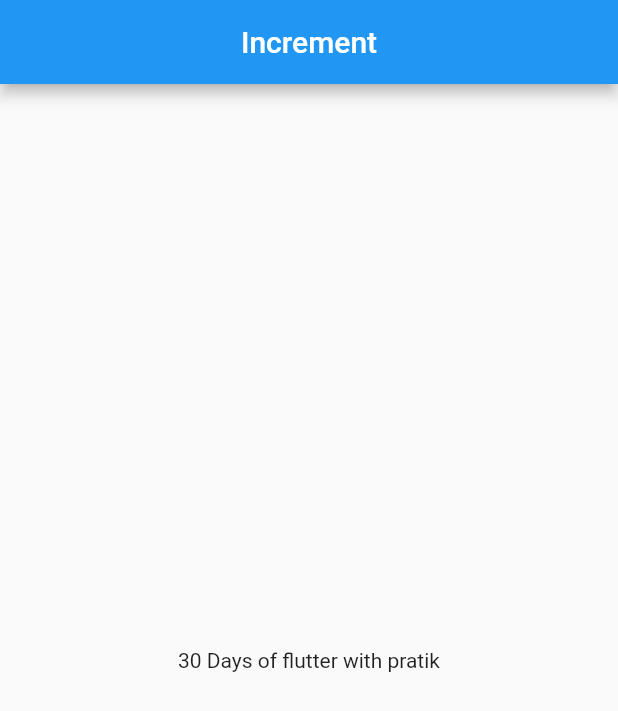
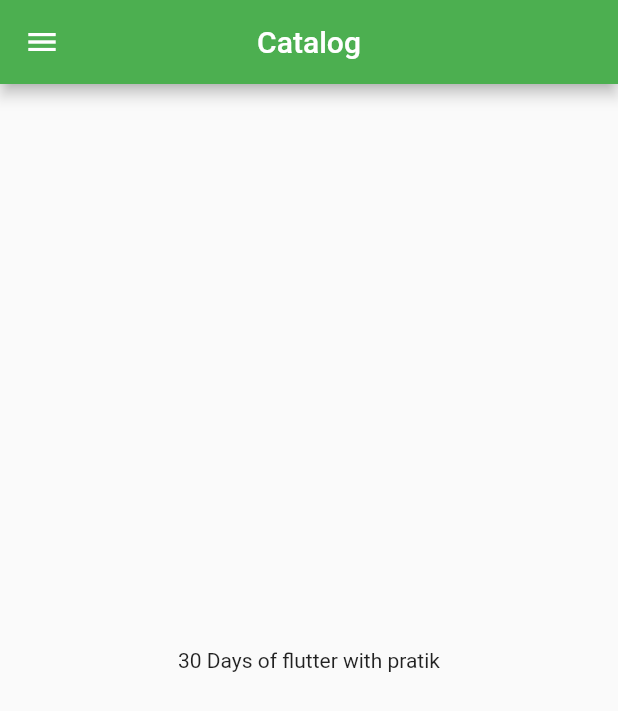
Before and after one commit to pattuli/Flutter, a Flutter app: the screen it shows after launch, on a phone screen of 412 x 824 dp. Shown: the top 711 px of the screen. Run offline on Flutter 3.47's test engine with Material 2 defaults, Android fonts, the phone set to English and light mode, and no system bars.

Commit message:
day3 completed

```diff
--- a/increment/lib/main.dart
+++ b/increment/lib/main.dart
@@ -1,5 +1,6 @@
 import 'package:flutter/material.dart';
-import 'package:increment/home-page.dart';
+import 'package:increment/pages/home-page.dart';
+import 'package:increment/pages/login-page.dart';
 
 void main() {
   runApp(Myapp());
@@ -11,7 +12,14 @@
   @override
   Widget build(BuildContext context) {
     return MaterialApp(
-      home: Homepage(),
+      debugShowCheckedModeBanner: false,
+      themeMode: ThemeMode.light,
+      theme: ThemeData(primarySwatch: Colors.green),
+      initialRoute: "/home",
+      routes: {
+        "/home": (context) => Homepage(),
+        "/": (context) => Login(),
+      },
     );
   }
 }
--- a/increment/lib/home-page.dart
+++ b/increment/lib/pages/home-page.dart
@@ -10,13 +10,14 @@
     return Scaffold(
       appBar: AppBar(
         centerTitle: true,
-        title: Text("Increment"),
+        title: Text("Catalog"),
       ),
       body: Center(
         child: Container(
           child: Text("$days Days of flutter with $name"),
         ),
       ),
+      drawer: Drawer(),
     );
   }
 }
```
Also changed, not shown: increment/lib/pages/login-page.dart (added, +18 -0 lines).
